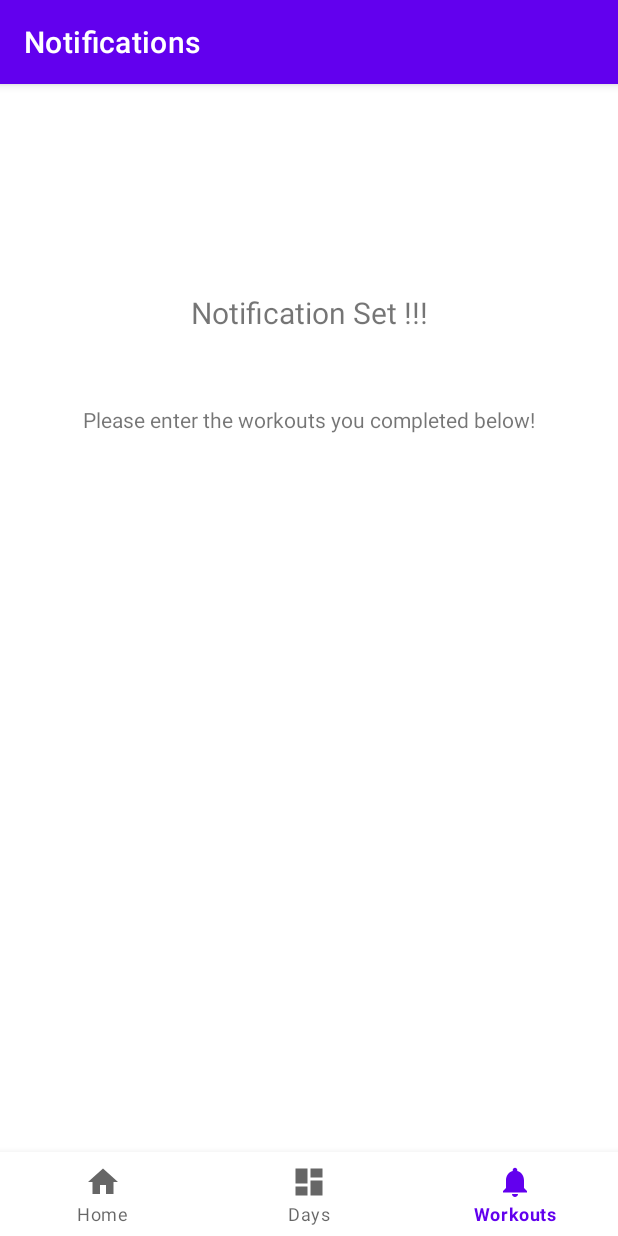
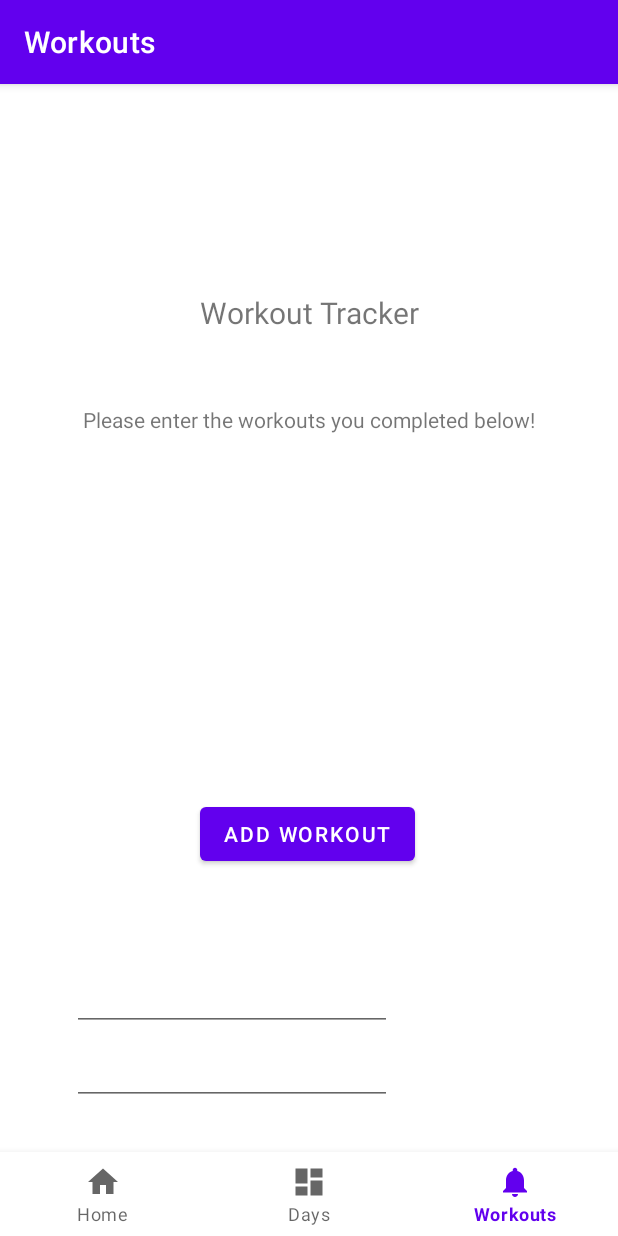
Before and after one commit to zmurphy1/ThreeTabProjectMurphy, an Android app: the FragmentNotifications screen opened through its navigation route, on a phone screen of 412 x 824 dp. Run offline under Robolectric (Android 15) with nearby library versions, the phone set to English and light mode, and no system bars; our stand-ins replace navigation-ui.

```diff
--- a/app/src/main/java/css/cis3334/project/FragmentNotifications.java
+++ b/app/src/main/java/css/cis3334/project/FragmentNotifications.java
@@ -6,39 +6,64 @@ import android.os.Bundle;
 import android.view.LayoutInflater;
 import android.view.View;
 import android.view.ViewGroup;
-import android.widget.TextView;
+import android.widget.Button;
 
 import androidx.annotation.NonNull;
 import androidx.fragment.app.Fragment;
-import androidx.lifecycle.ViewModelProvider;
+import androidx.recyclerview.widget.LinearLayoutManager;
+import androidx.recyclerview.widget.RecyclerView;
+
+import java.util.ArrayList;
+import java.util.List;
 
 import css.cis3334.project.databinding.FragmentNotificationsBinding;
 
 public class FragmentNotifications extends Fragment {
 
     private FragmentNotificationsBinding binding;
-    private MainViewModel viewModel;
     private DatabaseHelper dbHelper;
     private SQLiteDatabase db;
-
+    private RecyclerView recyclerViewWorkouts;
+    private WorkoutAdapter workoutAdapter;
+    private List<Workout> workoutList;
 
     public View onCreateView(@NonNull LayoutInflater inflater,
                              ViewGroup container, Bundle savedInstanceState) {
-        //NotificationsViewModel notificationsViewModel =  new ViewModelProvider(this).get(NotificationsViewModel.class);
-        // Use the shared ViewModel
-        viewModel = new ViewModelProvider(requireActivity()).get(MainViewModel.class);
-        // Set the text in the shared ViewModel. This should appear in the other fragments.
-        viewModel.setText("Notification Set !!!");
-
         binding = FragmentNotificationsBinding.inflate(inflater, container, false);
         View root = binding.getRoot();
 
-        final TextView textView = binding.textNotifications;
-        viewModel.getText().observe(getViewLifecycleOwner(), textView::setText);
         dbHelper = new DatabaseHelper(getContext());
         db = dbHelper.getWritableDatabase();
-        db.close();
+
+        recyclerViewWorkouts = root.findViewById(R.id.recyclerViewWorkouts);
+        recyclerViewWorkouts.setLayoutManager(new LinearLayoutManager(getContext()));
+
+        workoutList = new ArrayList<>();
+        workoutAdapter = new WorkoutAdapter(workoutList);
+        fillWorkout();
+        recyclerViewWorkouts.setAdapter(workoutAdapter);
+        Button saveButton = root.findViewById(R.id.addButton);
+        saveButton.setOnClickListener(new View.OnClickListener() {
+            @Override
+            public void onClick(View v) {
+                saveWorkouts();
+            }
+        });
+
         return root;
+    }
+
+    private void saveWorkouts() {
+        for (Workout workout : workoutList) {
+            insertWorkout(workout);
+        }
+    }
+    private void fillWorkout(){
+        workoutAdapter.fillList();
+    }
+    private void insertWorkout(Workout workout) {
+        ContentValues values = workout.toContentValues();
+        db.insert(DatabaseHelper.TABLE_WORKOUTS, null, values);
     }
 
     @Override
@@ -46,8 +71,4 @@ public class FragmentNotifications extends Fragment {
         super.onDestroyView();
         binding = null;
     }
-    private void insertWorkout(Workout workout) {
-        ContentValues values = workout.toContentValues();
-        db.insert(DatabaseHelper.TABLE_WORKOUTS, null, values);
-    }
 }
--- a/app/src/main/java/css/cis3334/project/MainActivity.java
+++ b/app/src/main/java/css/cis3334/project/MainActivity.java
@@ -16,13 +16,14 @@ public class MainActivity extends AppCompatActivity {
 
     private ActivityMainBinding binding;
     MainViewModel mainViewModel;
-    RecyclerView recyclerViewWorkouts = findViewById(R.id.recyclerViewWorkouts);
+    RecyclerView recyclerViewWorkouts;
 
 
     @Override
     protected void onCreate(Bundle savedInstanceState) {
         super.onCreate(savedInstanceState);
 
+        recyclerViewWorkouts = findViewById(R.id.recyclerViewWorkouts);
         mainViewModel = new ViewModelProvider(this).get(MainViewModel.class);
         setupNavBindings();
 
--- /dev/null
+++ b/app/src/main/java/css/cis3334/project/WorkoutAdapter.java
@@ -0,0 +1,67 @@
+package css.cis3334.project;
+
+import android.view.LayoutInflater;
+import android.view.View;
+import android.view.ViewGroup;
+import android.widget.EditText;
+import android.widget.TextView;
+
+import androidx.annotation.NonNull;
+import androidx.recyclerview.widget.RecyclerView;
+
+import java.util.List;
+
+public class WorkoutAdapter extends RecyclerView.Adapter<WorkoutAdapter.WorkoutViewHolder> {
+
+    private List<Workout> workoutList;
+
+    public WorkoutAdapter(List<Workout> workoutList) {
+        this.workoutList = workoutList;
+    }
+
+    @NonNull
+    @Override
+    public WorkoutViewHolder onCreateViewHolder(@NonNull ViewGroup parent, int viewType) {
+        View view = LayoutInflater.from(parent.getContext()).inflate(R.layout.layout_workout, parent, false);
+        return new WorkoutViewHolder(view);
+    }
+    public void fillList(){
+        long id = 0;
+        String n = " ";
+        String n1 = "";
+        Workout w1 = new Workout(id, n , n1);
+        Workout w2 = new Workout(id, n , n1);
+        Workout w3 = new Workout(id, n , n1);
+        Workout w4 = new Workout(id, n , n1);
+        workoutList.add(w1);
+        workoutList.add(w2);
+        workoutList.add(w3);
+        workoutList.add(w4);
+    }
+    @Override
+    public void onBindViewHolder(@NonNull WorkoutViewHolder holder, int position) {
+        Workout workout = workoutList.get(position);
+        holder.bind(workout);
+    }
+
+    @Override
+    public int getItemCount() {
+        return workoutList.size();
+    }
+
+    public class WorkoutViewHolder extends RecyclerView.ViewHolder {
+        private EditText typeEditText;
+        private EditText muscleEditText;
+
+        public WorkoutViewHolder(@NonNull View itemView) {
+            super(itemView);
+            typeEditText = itemView.findViewById(R.id.workoutTypeEditText);
+            muscleEditText = itemView.findViewById(R.id.workoutMuscleEditText);
+        }
+
+        public void bind(Workout workout) {
+            typeEditText.setText(workout.getType());
+            muscleEditText.setText(workout.getMuscle());
+        }
+    }
+}
--- a/app/src/main/res/layout/fragment_notifications.xml
+++ b/app/src/main/res/layout/fragment_notifications.xml
@@ -45,4 +45,16 @@
         app:layout_constraintStart_toStartOf="parent"
         app:layout_constraintTop_toBottomOf="@+id/text_notifications"
         app:layout_constraintVertical_bias="0.0" />
+
+    <Button
+        android:id="@+id/addButton"
+        android:layout_width="wrap_content"
+        android:layout_height="wrap_content"
+        android:layout_marginBottom="244dp"
+        android:text="Add workout"
+        app:layout_constraintBottom_toBottomOf="parent"
+        app:layout_constraintEnd_toEndOf="@+id/recyclerViewWorkouts"
+        app:layout_constraintHorizontal_bias="0.496"
+        app:layout_constraintStart_toStartOf="parent" />
+
 </androidx.constraintlayout.widget.ConstraintLayout>
--- /dev/null
+++ b/app/src/main/res/layout/layout_workout.xml
@@ -0,0 +1,31 @@
+<?xml version="1.0" encoding="utf-8"?>
+<androidx.constraintlayout.widget.ConstraintLayout xmlns:android="http://schemas.android.com/apk/res/android"
+    xmlns:app="http://schemas.android.com/apk/res-auto"
+    xmlns:tools="http://schemas.android.com/tools"
+    android:layout_width="match_parent"
+    android:layout_height="match_parent">
+
+    <EditText
+        android:id="@+id/workoutTypeEditText"
+        android:layout_width="wrap_content"
+        android:layout_height="wrap_content"
+        android:layout_marginTop="332dp"
+        android:ems="10"
+        android:inputType="text"
+        app:layout_constraintEnd_toEndOf="parent"
+        app:layout_constraintHorizontal_bias="0.243"
+        app:layout_constraintStart_toStartOf="parent"
+        app:layout_constraintTop_toTopOf="parent" />
+
+    <EditText
+        android:id="@+id/workoutMuscleEditText"
+        android:layout_width="wrap_content"
+        android:layout_height="wrap_content"
+        android:layout_marginTop="4dp"
+        android:ems="10"
+        android:inputType="text"
+        app:layout_constraintEnd_toEndOf="parent"
+        app:layout_constraintHorizontal_bias="0.243"
+        app:layout_constraintStart_toStartOf="parent"
+        app:layout_constraintTop_toBottomOf="@+id/workoutTypeEditText" />
+</androidx.constraintlayout.widget.ConstraintLayout>
--- a/app/src/main/res/values/strings.xml
+++ b/app/src/main/res/values/strings.xml
@@ -1,6 +1,6 @@
 <resources>
     <string name="app_name">ThreeTabTest2</string>
     <string name="title_home">Home</string>
-    <string name="title_dashboard">Dashboard</string>
-    <string name="title_notifications">Notifications</string>
+    <string name="title_dashboard">Days</string>
+    <string name="title_notifications">Workouts</string>
 </resources>
```
